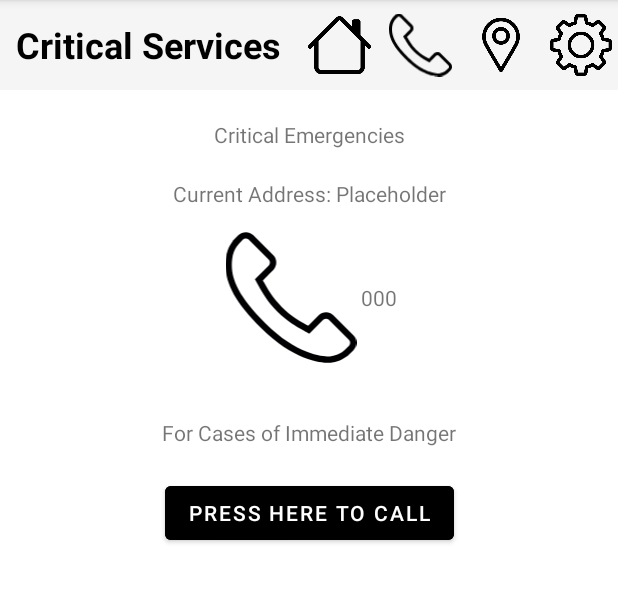
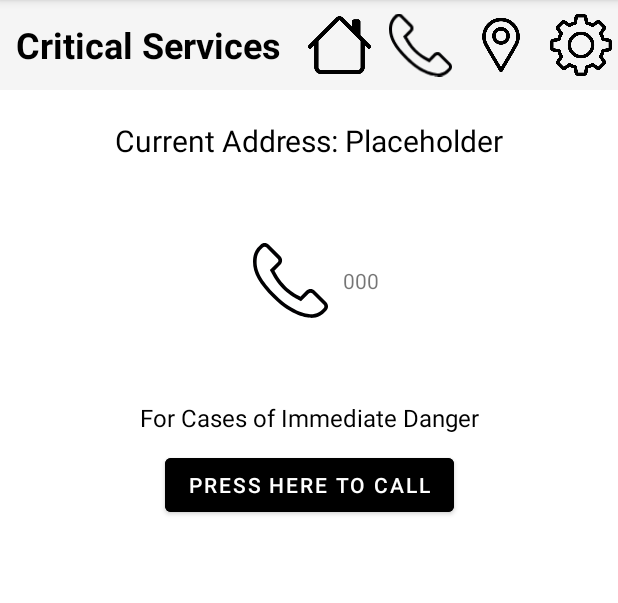
Before and after one commit to BenBashford/IAB330Application, an Android app: the CriticalServices screen opened directly, with no data from a screen before it, on a phone screen of 412 x 824 dp, the part 84-687 px from its top. Run offline under Robolectric (Android 15) with nearby library versions, the phone set to English and light mode, and no system bars.

Commit message:
Smaller UI Updates
All static UI brought up to acceptable standard, any other changes would require system implimentation

```diff
--- a/app/src/main/res/layout/activity_critical_services.xml
+++ b/app/src/main/res/layout/activity_critical_services.xml
@@ -81,22 +81,14 @@
 
 
     <TextView
-        android:id="@+id/criticalEmergencies"
-        android:layout_marginTop="20dp"
-        android:layout_width="wrap_content"
-        android:layout_height="wrap_content"
-        android:text="Critical Emergencies"
-        app:layout_constraintTop_toBottomOf="@+id/navbarLayout"
-        app:layout_constraintStart_toStartOf="parent"
-        app:layout_constraintEnd_toEndOf="parent"/>
-
-    <TextView
         android:id="@+id/address"
         android:layout_marginTop="20dp"
         android:layout_width="wrap_content"
         android:layout_height="wrap_content"
+        android:textSize="20sp"
+        android:textColor="#000000"
         android:text="Current Address: Placeholder"
-        app:layout_constraintTop_toBottomOf="@+id/criticalEmergencies"
+        app:layout_constraintTop_toBottomOf="@+id/navbarLayout"
         app:layout_constraintStart_toStartOf="parent"
         app:layout_constraintEnd_toEndOf="parent"/>
     <LinearLayout
@@ -105,15 +97,17 @@
         android:layout_height="120dp"
         android:orientation="horizontal"
         android:gravity="center"
+        android:layout_marginTop="20dp"
         app:layout_constraintTop_toBottomOf="@+id/address"
         app:layout_constraintStart_toStartOf="parent"
         app:layout_constraintEnd_toEndOf="parent">
 
         <ImageView
             android:id="@+id/phoneImage"
-            android:layout_width="93dp"
-            android:layout_height="87dp"
+            android:layout_width="50dp"
+            android:layout_height="50dp"
             app:srcCompat="@drawable/phone_call"
+            android:layout_margin="10dp"
        />
         <TextView
             android:id="@+id/number"
@@ -129,6 +123,8 @@
         android:layout_width="wrap_content"
         android:layout_height="wrap_content"
         android:text="For Cases of Immediate Danger"
+        android:textSize="16sp"
+        android:textColor="#000000"
         app:layout_constraintTop_toBottomOf="@+id/phoneLayout"
         app:layout_constraintStart_toStartOf="parent"
         app:layout_constraintEnd_toEndOf="parent"/>
@@ -137,7 +133,7 @@
 
     <Button
         android:id="@+id/callButton"
-        android:layout_marginTop="20dp"
+        android:layout_marginTop="10dp"
         android:layout_width="wrap_content"
         android:layout_height="wrap_content"
         android:backgroundTint="#000000"
```
Also changed, not shown: app/src/main/res/layout/activity_settings.xml (+12 -0 lines).
